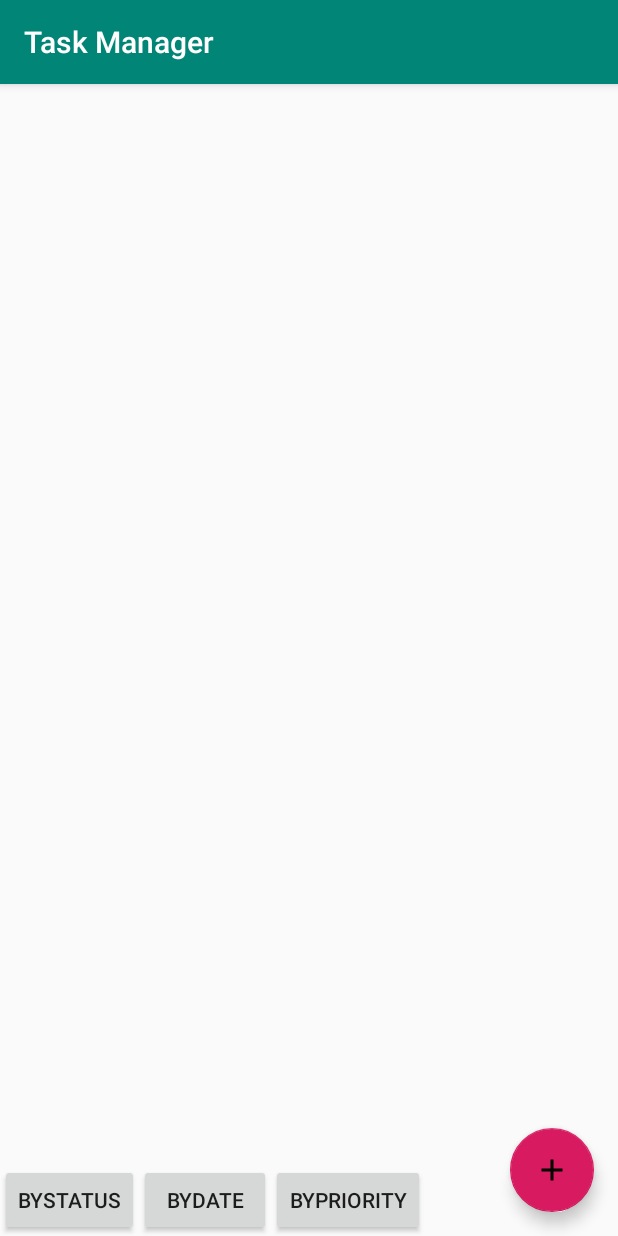
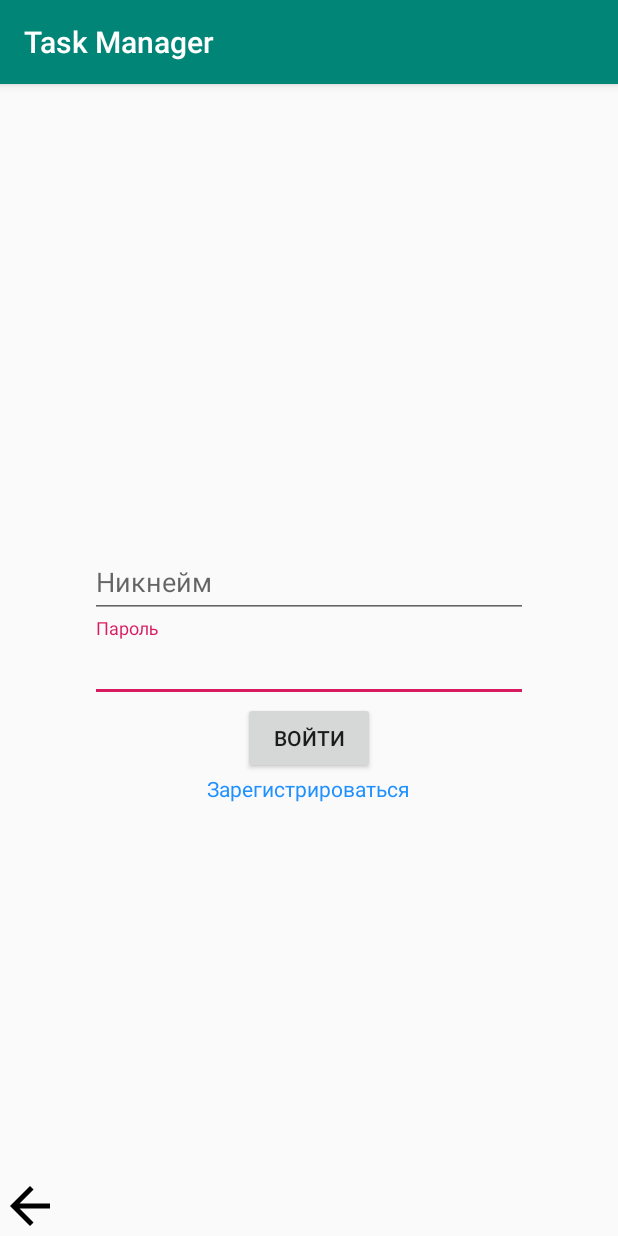
Before and after one commit to ZenZex113/TeamCommander, an Android app: the screen it shows after launch (MainActivity before the commit, LoginActivity after it), in the side drawer, after a tap on "Войти", on a phone screen of 412 x 824 dp. Run offline under Robolectric (Android 15) with nearby library versions, the phone set to English and light mode, and no system bars; our stand-ins replace Room's generated code; libraries missing offline, so code that uses them is left out: android.arch.persistence.

Commit message:
Починил перенос данных из main в description, добавил окно логина/регистрации

```diff
--- /dev/null
+++ b/app/src/main/java/com/example/zenitka/taskmanager/LoginActivity.java
@@ -0,0 +1,27 @@
+package com.example.zenitka.taskmanager;
+
+import android.content.Intent;
+import android.support.v7.app.AppCompatActivity;
+import android.os.Bundle;
+import android.view.View;
+
+public class LoginActivity extends AppCompatActivity {
+
+    @Override
+    protected void onCreate(Bundle savedInstanceState) {
+        super.onCreate(savedInstanceState);
+        setContentView(R.layout.activity_login);
+
+
+    }
+
+    public void onLoginBackClick(View view) {
+        Intent intent = new Intent(LoginActivity.this, RegisterActivity.class);
+        startActivity(intent);
+    }
+
+    public void onBackClick(View view) {
+        Intent intent = new Intent(LoginActivity.this, MainActivity.class);
+        startActivity(intent);
+    }
+}
--- a/app/src/main/java/com/example/zenitka/taskmanager/MainActivity.java
+++ b/app/src/main/java/com/example/zenitka/taskmanager/MainActivity.java
@@ -1,12 +1,9 @@
 package com.example.zenitka.taskmanager;
 
-import android.app.Activity;
 import android.arch.lifecycle.Observer;
 import android.arch.lifecycle.ViewModelProviders;
-import android.arch.persistence.room.RoomDatabase;
 import android.content.Intent;
 import android.content.pm.ActivityInfo;
-import android.os.Parcelable;
 import android.support.annotation.NonNull;
 import android.support.annotation.Nullable;
 import android.support.design.widget.FloatingActionButton;
@@ -96,7 +93,8 @@ public class MainActivity extends AppCompatActivity implements DataAdapter.ItemC
         } else if (id == R.id.nav_share) {
 
         } else if (id == R.id.nav_login) {
-
+            Intent lintent = new Intent(MainActivity.this, LoginActivity.class);
+            startActivity(lintent);
         }
 
         DrawerLayout drawer = findViewById(R.id.drawer_layout);
--- /dev/null
+++ b/app/src/main/res/layout/activity_login.xml
@@ -0,0 +1,68 @@
+<?xml version="1.0" encoding="utf-8"?>
+<RelativeLayout xmlns:android="http://schemas.android.com/apk/res/android"
+    xmlns:app="http://schemas.android.com/apk/res-auto"
+    xmlns:tools="http://schemas.android.com/tools"
+    android:layout_width="match_parent"
+    android:layout_height="match_parent"
+    tools:context=".LoginActivity">
+
+
+    <android.support.design.widget.TextInputLayout
+        android:layout_width="match_parent"
+        android:layout_height="wrap_content"
+        android:id="@+id/password_l"
+        android:layout_alignParentStart="true"
+        android:layout_alignParentEnd="true"
+        android:layout_marginStart="60dp"
+        android:layout_marginEnd="60dp"
+        android:layout_centerInParent="true">
+
+        <android.support.design.widget.TextInputEditText
+            android:layout_width="match_parent"
+            android:layout_height="wrap_content"
+            android:hint="Пароль" />
+    </android.support.design.widget.TextInputLayout>
+
+    <android.support.design.widget.TextInputLayout
+        android:layout_width="match_parent"
+        android:layout_height="wrap_content"
+        android:id="@+id/nick_l"
+        android:layout_alignParentStart="true"
+        android:layout_alignParentEnd="true"
+        android:layout_marginStart="60dp"
+        android:layout_marginEnd="60dp"
+        android:layout_above="@+id/password_l">
+
+        <android.support.design.widget.TextInputEditText
+            android:layout_width="match_parent"
+            android:layout_height="wrap_content"
+            android:hint="Никнейм" />
+    </android.support.design.widget.TextInputLayout>
+
+    <Button
+        android:id="@+id/sign_up"
+        android:layout_width="wrap_content"
+        android:layout_height="wrap_content"
+        android:layout_below="@+id/password_l"
+        android:layout_centerHorizontal="true"
+        android:text="Войти" />
+
+    <TextView
+        android:id="@+id/register"
+        android:layout_width="wrap_content"
+        android:layout_height="wrap_content"
+        android:layout_below="@+id/sign_up"
+        android:layout_centerHorizontal="true"
+        android:textColor="#1E90FF"
+        android:text="Зарегистрироваться"
+        android:onClick="onLoginBackClick"/>
+
+    <ImageButton
+        android:id="@+id/button"
+        android:layout_width="40dp"
+        android:layout_height="40dp"
+        android:layout_alignParentStart="true"
+        android:layout_alignParentBottom="true"
+        android:background="@drawable/ic_arrow_back_black_24dp"
+        android:onClick="onBackClick" />
+</RelativeLayout>
```
Also changed, not shown: app/src/main/AndroidManifest.xml (+15 -6 lines), app/src/main/java/com/example/zenitka/taskmanager/Description.java (+4 -4 lines), app/src/main/java/com/example/zenitka/taskmanager/RegisterActivity.java (added, +20 -0 lines), app/src/main/res/layout/activity_register.xml (added, +112 -0 lines).
